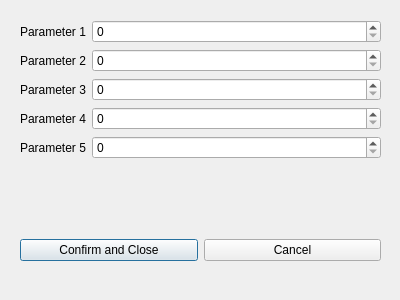
The window that src/View/MainWindow/settingsform.ui (TurboMiki/ecg_app) describes before a commit, drawn with Qt 5.
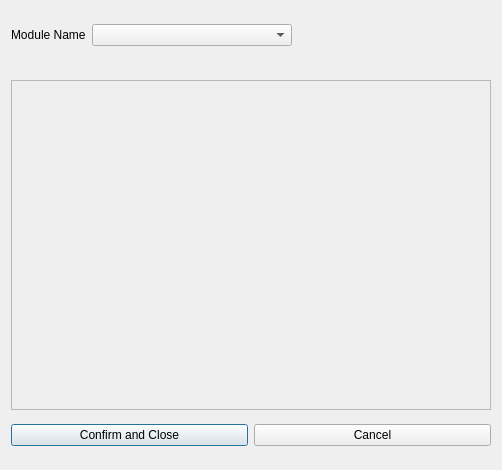
The same window after the commit.

Patch:
```diff
--- a/src/View/MainWindow/settingsform.ui
+++ b/src/View/MainWindow/settingsform.ui
@@ -9,119 +9,146 @@
    <rect>
     <x>0</x>
     <y>0</y>
-    <width>400</width>
-    <height>300</height>
+    <width>502</width>
+    <height>470</height>
    </rect>
   </property>
   <property name="sizePolicy">
-   <sizepolicy hsizetype="Fixed" vsizetype="Fixed">
+   <sizepolicy hsizetype="Minimum" vsizetype="Minimum">
     <horstretch>0</horstretch>
     <verstretch>0</verstretch>
    </sizepolicy>
   </property>
   <property name="minimumSize">
    <size>
-    <width>400</width>
-    <height>300</height>
+    <width>500</width>
+    <height>470</height>
    </size>
   </property>
   <property name="maximumSize">
    <size>
-    <width>400</width>
-    <height>300</height>
+    <width>502</width>
+    <height>450</height>
    </size>
   </property>
   <property name="windowTitle">
    <string>Settings</string>
   </property>
-  <widget class="QWidget" name="formLayoutWidget">
-   <property name="geometry">
-    <rect>
-     <x>20</x>
-     <y>20</y>
-     <width>361</width>
-     <height>181</height>
-    </rect>
-   </property>
-   <layout class="QFormLayout" name="formLayout">
-    <item row="0" column="0">
-     <widget class="QLabel" name="label">
+  <layout class="QGridLayout" name="gridLayout">
+   <item row="0" column="2">
+    <spacer name="horizontalSpacer">
+     <property name="orientation">
+      <enum>Qt::Orientation::Horizontal</enum>
+     </property>
+     <property name="sizeHint" stdset="0">
+      <size>
+       <width>40</width>
+       <height>20</height>
+      </size>
+     </property>
+    </spacer>
+   </item>
+   <item row="1" column="0" colspan="3">
+    <widget class="QFrame" name="toDisplay">
+     <property name="sizePolicy">
+      <sizepolicy hsizetype="Preferred" vsizetype="Minimum">
+       <horstretch>0</horstretch>
+       <verstretch>0</verstretch>
+      </sizepolicy>
+     </property>
+     <property name="minimumSize">
+      <size>
+       <width>0</width>
+       <height>330</height>
+      </size>
+     </property>
+     <property name="maximumSize">
+      <size>
+       <width>16777215</width>
+       <height>300</height>
+      </size>
+     </property>
+     <property name="frameShape">
+      <enum>QFrame::Shape::StyledPanel</enum>
+     </property>
+     <property name="frameShadow">
+      <enum>QFrame::Shadow::Raised</enum>
+     </property>
+    </widget>
+   </item>
+   <item row="0" column="1">
+    <widget class="QComboBox" name="ModuleComboBox">
+     <property name="sizePolicy">
+      <sizepolicy hsizetype="Minimum" vsizetype="Fixed">
+       <horstretch>0</horstretch>
+       <verstretch>0</verstretch>
+      </sizepolicy>
+     </property>
+     <property name="minimumSize">
+      <size>
+       <width>200</width>
+       <height>0</height>
+      </size>
+     </property>
+     <item>
       <property name="text">
-       <string>Parameter 1</string>
+       <string/>
       </property>
-     </widget>
-    </item>
-    <item row="0" column="1">
-     <widget class="QSpinBox" name="Param1"/>
-    </item>
-    <item row="1" column="1">
-     <widget class="QSpinBox" name="Param2"/>
-    </item>
-    <item row="2" column="1">
-     <widget class="QSpinBox" name="Param3"/>
-    </item>
-    <item row="3" column="1">
-     <widget class="QSpinBox" name="Param4"/>
-    </item>
-    <item row="4" column="1">
-     <widget class="QSpinBox" name="Param5"/>
-    </item>
-    <item row="1" column="0">
-     <widget class="QLabel" name="label_3">
+     </item>
+     <item>
       <property name="text">
-       <string>Parameter 2</string>
+       <string>Baseline</string>
       </property>
-     </widget>
-    </item>
-    <item row="2" column="0">
-     <widget class="QLabel" name="label_4">
+     </item>
+     <item>
       <property name="text">
-       <string>Parameter 3</string>
+       <string>RPeaks</string>
       </property>
-     </widget>
-    </item>
-    <item row="3" column="0">
-     <widget class="QLabel" name="label_5">
-      <property name="text">
-       <string>Parameter 4</string>
-      </property>
-     </widget>
-    </item>
-    <item row="4" column="0">
-     <widget class="QLabel" name="label_6">
-      <property name="text">
-       <string>Parameter 5</string>
-      </property>
-     </widget>
-    </item>
-   </layout>
-  </widget>
-  <widget class="QWidget" name="horizontalLayoutWidget">
-   <property name="geometry">
-    <rect>
-     <x>20</x>
-     <y>210</y>
-     <width>361</width>
-     <height>80</height>
-    </rect>
-   </property>
-   <layout class="QHBoxLayout" name="horizontalLayout">
-    <item>
-     <widget class="QPushButton" name="btnSave">
-      <property name="text">
-       <string>Confirm and Close</string>
-      </property>
-     </widget>
-    </item>
-    <item>
-     <widget class="QPushButton" name="btnCancel">
-      <property name="text">
-       <string>Cancel</string>
-      </property>
-     </widget>
-    </item>
-   </layout>
-  </widget>
+     </item>
+    </widget>
+   </item>
+   <item row="0" column="0">
+    <widget class="QLabel" name="label">
+     <property name="text">
+      <string>Module Name</string>
+     </property>
+    </widget>
+   </item>
+   <item row="3" column="0" colspan="3">
+    <layout class="QHBoxLayout" name="horizontalLayout">
+     <item>
+      <widget class="QPushButton" name="btnSave">
+       <property name="text">
+        <string>Confirm and Close</string>
+       </property>
+      </widget>
+     </item>
+     <item>
+      <widget class="QPushButton" name="btnCancel">
+       <property name="text">
+        <string>Cancel</string>
+       </property>
+      </widget>
+     </item>
+    </layout>
+   </item>
+   <item row="2" column="0">
+    <spacer name="verticalSpacer">
+     <property name="orientation">
+      <enum>Qt::Orientation::Vertical</enum>
+     </property>
+     <property name="sizeType">
+      <enum>QSizePolicy::Policy::Fixed</enum>
+     </property>
+     <property name="sizeHint" stdset="0">
+      <size>
+       <width>20</width>
+       <height>10</height>
+      </size>
+     </property>
+    </spacer>
+   </item>
+  </layout>
  </widget>
  <resources/>
  <connections/>
```
